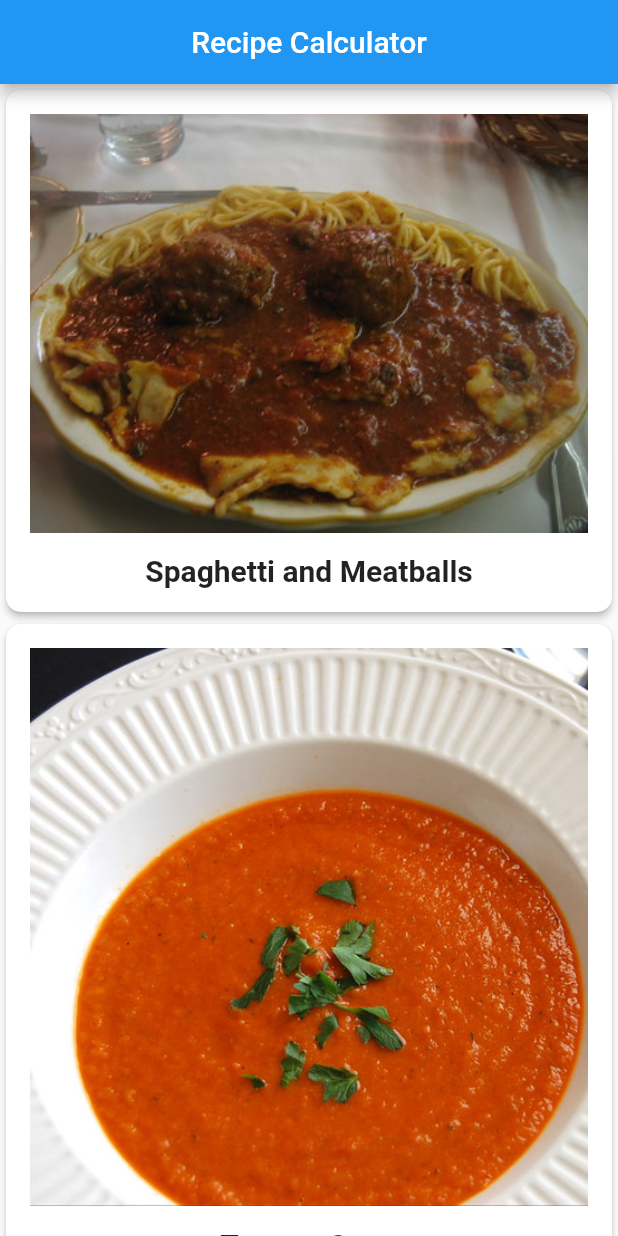
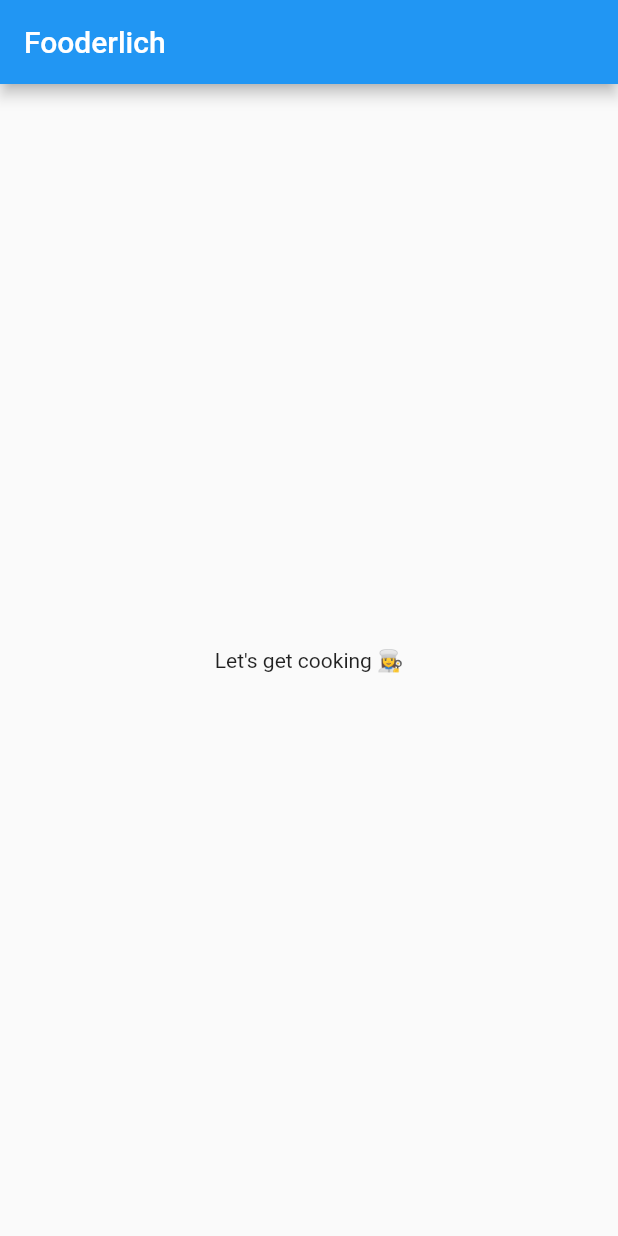
Before and after one commit to Ne0n11/recipes_flutter_apprentice, a Flutter app: the screen it shows after launch, on a phone screen of 412 x 824 dp. Run offline on Flutter 3.47's test engine with Material 2 defaults, Android fonts, the phone set to English and light mode, and no system bars; Roboto replaces fonts that are missing (Palatino).

Commit message:
Changed to section 2 code

```diff
--- a/lib/main.dart
+++ b/lib/main.dart
@@ -1,109 +1,28 @@
 import 'package:flutter/material.dart';
 
-import 'models/recipe.dart';
-import 'screens/recipe_detail.dart';
+void main() {
+  // 1
+  runApp(const Fooderlich());
+}
 
-void main() => runApp(RecipeApp());
-
-class RecipeApp extends StatelessWidget {
+class Fooderlich extends StatelessWidget {
+  // 2
+  const Fooderlich({Key? key}) : super(key: key);
   @override
   Widget build(BuildContext context) {
-    final ThemeData theme = ThemeData(
-      primaryColor: Colors.grey,
-      accentColor: Colors.black,
-    );
+    // TODO: Create theme
+    // TODO: Apply Home widget
+    // 3
     return MaterialApp(
-      title: 'Recipe Calculator',
-      theme: theme,
-      home: MyHomePage(title: 'Recipe Calculator'),
+      // TODO: Add theme
+      title: 'Fooderlich',
+      // 4
+      home: Scaffold(
+        // TODO: Style the title
+        appBar: AppBar(title: const Text('Fooderlich')),
+        // TODO: Style the body text
+        body: const Center(child: Text('Let\'s get cooking 👩‍🍳')),
+      ),
     );
   }
 }
-
-class MyHomePage extends StatefulWidget {
-  MyHomePage({required this.title});
-
-  final String title;
-
-  @override
-  _MyHomePageState createState() => _MyHomePageState();
-}
-
-class _MyHomePageState extends State<MyHomePage> {
-  @override
-  Widget build(BuildContext context) {
-    // 1
-    return Scaffold(
-      // 2
-      appBar: AppBar(
-        centerTitle: true,
-        title: Text(widget.title, style: TextStyle(color: Colors.white),),
-      ),
-      // 3
-      body: SafeArea(
-        // 4
-        child: ListView.builder(
-          // 5
-          itemCount: Recipe.samples.length,
-          // 6
-          itemBuilder: (BuildContext context, int index) {
-            // 7
-            return GestureDetector(
-              // 8
-              onTap: () {
-                // 9
-                Navigator.push(
-                  context,
-                  MaterialPageRoute(
-                    builder: (context) {
-                      // 10
-                      return RecipeDetail(recipe: Recipe.samples[index]);
-                    },
-                  ),
-                );
-              },
-              // 11
-              child: buildRecipeCard(Recipe.samples[index]),
-            );
-          },
-        ),
-      ),
-    );
-  }
-
-  Widget buildRecipeCard(Recipe recipe) {
-    return Card(
-      // 1
-      elevation: 2.0,
-      // 2
-      shape: RoundedRectangleBorder(
-          borderRadius: BorderRadius.circular(10.0)),
-      // 3
-      child: Padding(
-        padding: const EdgeInsets.all(16.0),
-        // 4
-        child: Column(
-          children: <Widget>[
-            Image(image: AssetImage(recipe.imageUrl)),
-            // 5
-            const SizedBox(
-              height: 14.0,
-            ),
-            // 6
-            Text(
-              recipe.label,
-              style: const TextStyle(
-                fontSize: 20.0,
-                fontWeight: FontWeight.w700,
-                fontFamily: 'Palatino',
-              ),
-            )
-          ],
-        ),
-      ),
-    );
-  }
-
-
-
-}
--- a/lib/models/recipe.dart
+++ /dev/null
@@ -1,87 +0,0 @@
-class Recipe {
-  String label;
-  String imageUrl;
-  int servings;
-  List<Ingredient> ingredients;
-
-  Recipe(
-      this.label,
-      this.imageUrl,
-      this.servings,
-      this.ingredients,
-      );
-
-  static List<Recipe> samples = [
-    Recipe(
-      'Spaghetti and Meatballs',
-      'assets/2126711929_ef763de2b3_w.jpg',
-      4,
-      [
-        Ingredient(1, 'box', 'Spaghetti',),
-        Ingredient(4, '', 'Frozen Meatballs',),
-        Ingredient(0.5, 'jar', 'sauce',),
-      ],
-    ),
-    Recipe(
-      'Tomato Soup',
-      'assets/27729023535_a57606c1be.jpg',
-      2,
-      [
-        Ingredient(1, 'can', 'Tomato Soup',),
-      ],
-    ),
-    Recipe(
-      'Grilled Cheese',
-      'assets/3187380632_5056654a19_b.jpg',
-      1,
-      [
-        Ingredient(2, 'slices', 'Cheese',),
-        Ingredient(2, 'slices', 'Bread',),
-      ],
-    ),
-    Recipe(
-      'Chocolate Chip Cookies',
-      'assets/15992102771_b92f4cc00a_b.jpg',
-      24,
-      [
-        Ingredient(4, 'cups', 'flour',),
-        Ingredient(2, 'cups', 'sugar',),
-        Ingredient(0.5, 'cups', 'chocolate chips',),
-      ],
-    ),
-    Recipe(
-      'Taco Salad',
-      'assets/8533381643_a31a99e8a6_c.jpg',
-      1,
-      [
-        Ingredient(4, 'oz', 'nachos',),
-        Ingredient(3, 'oz', 'taco meat',),
-        Ingredient(0.5, 'cup', 'cheese',),
-        Ingredient(0.25, 'cup', 'chopped tomatoes',),
-      ],
-    ),
-    Recipe(
-      'Hawaiian Pizza',
-      'assets/15452035777_294cefced5_c.jpg',
-      4,
-      [
-        Ingredient(1, 'item', 'pizza',),
-        Ingredient(1, 'cup', 'pineapple',),
-        Ingredient(8, 'oz', 'ham',),
-      ],
-    ),
-  ];
-
-}
-
-class Ingredient {
-  double quantity;
-  String measure;
-  String name;
-
-  Ingredient(
-      this.quantity,
-      this.measure,
-      this.name,
-      );
-}
```
Also changed, not shown: lib/screens/recipe_detail.dart (deleted, +0 -92 lines), assets/15452035777_294cefced5_c.jpg (deleted), assets/15992102771_b92f4cc00a_b.jpg (deleted), assets/2126711929_ef763de2b3_w.jpg (deleted), assets/27729023535_a57606c1be.jpg (deleted), assets/3187380632_5056654a19_b.jpg (deleted), assets/8533381643_a31a99e8a6_c.jpg (deleted), 1 other file.
